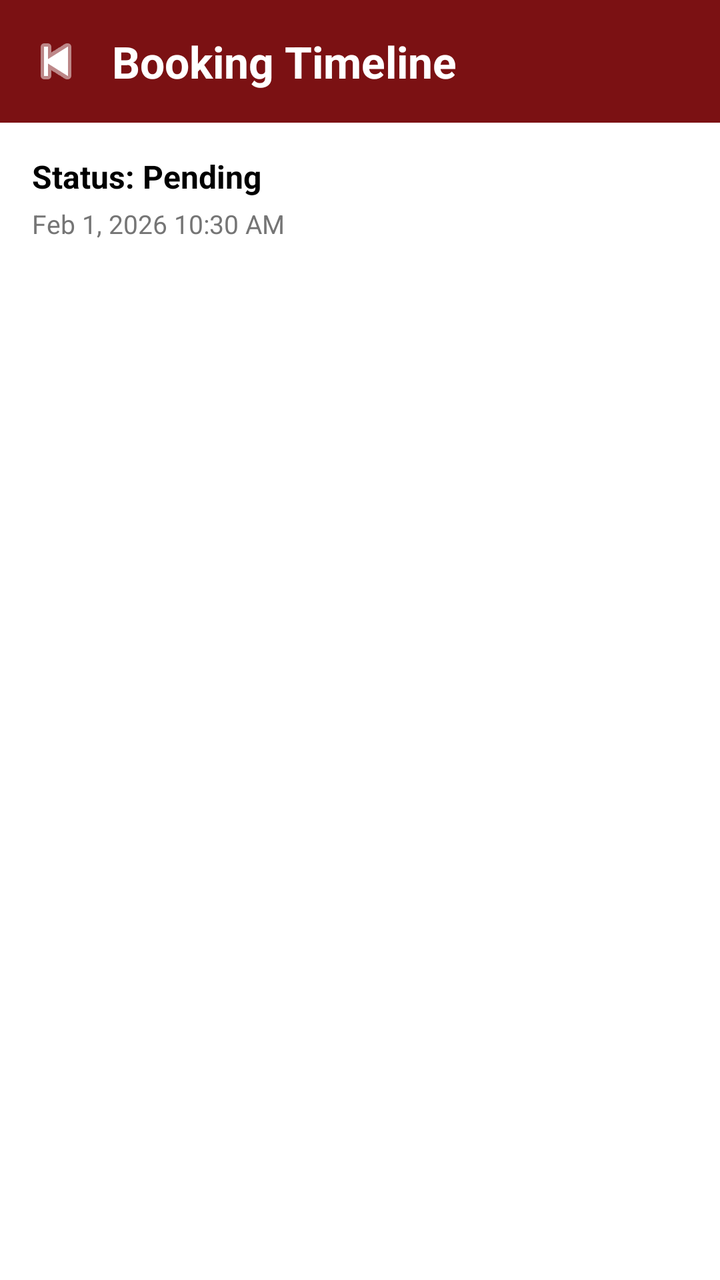
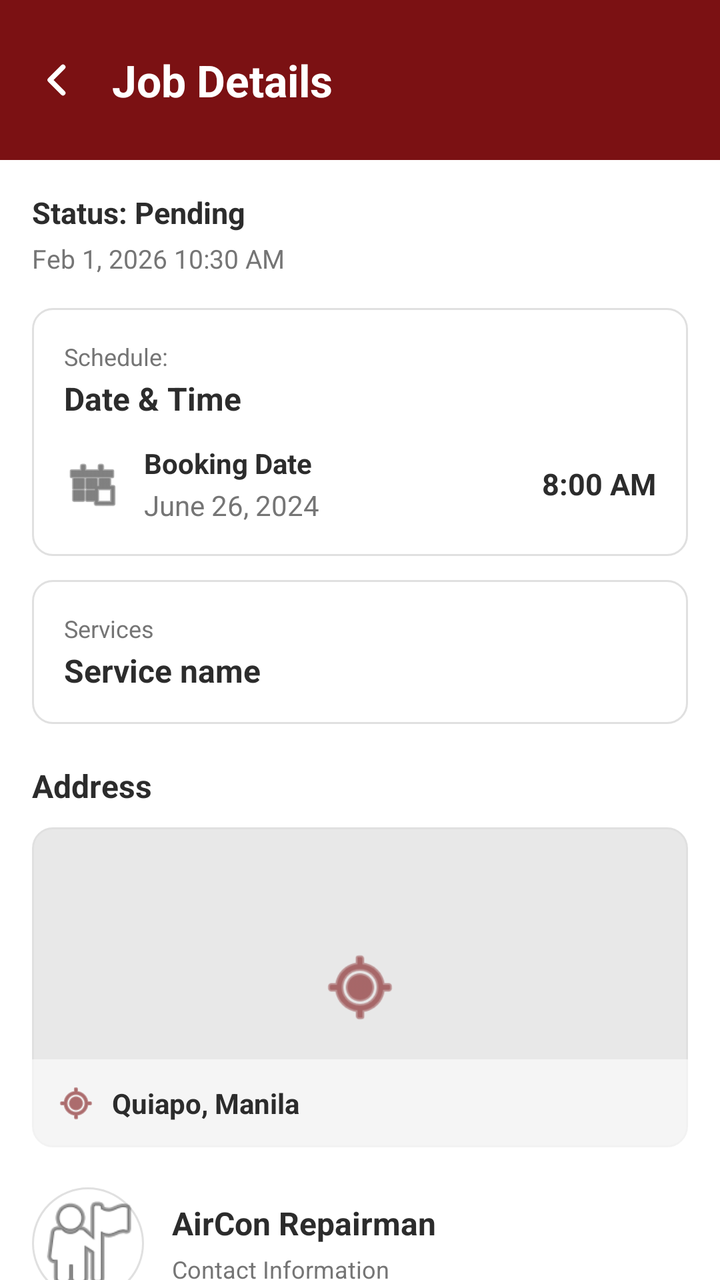

The first picture is an Android layout as it rendered before a commit; the second is the same layout after the commit. The layout source and the unified diff follow.
<!-- AndroidManifest.xml: application theme Theme.FixItFinderApp -->
<!-- res/layout/activity_booking_timeline.xml -->
<?xml version="1.0" encoding="utf-8"?>
<androidx.constraintlayout.widget.ConstraintLayout
    xmlns:android="http://schemas.android.com/apk/res/android"
    xmlns:app="http://schemas.android.com/apk/res-auto"
    android:layout_width="match_parent"
    android:layout_height="match_parent"
    android:background="@color/white">

    <LinearLayout
        android:id="@+id/headerLayout"
        android:layout_width="match_parent"
        android:layout_height="wrap_content"
        android:orientation="horizontal"
        android:background="@color/color_primary"
        android:padding="16dp"
        android:gravity="center_vertical"
        app:layout_constraintTop_toTopOf="parent"
        app:layout_constraintStart_toStartOf="parent"
        app:layout_constraintEnd_toEndOf="parent">

        <ImageButton
            android:id="@+id/btnBack"
            android:layout_width="24dp"
            android:layout_height="24dp"
            android:src="@android:drawable/ic_media_previous"
            android:tint="@color/white"
            android:padding="4dp"
            android:background="?attr/selectableItemBackgroundBorderless"
            android:contentDescription="Back"
            android:layout_marginEnd="16dp" />

        <TextView
            android:id="@+id/tvHeaderTitle"
            android:layout_width="0dp"
            android:layout_height="wrap_content"
            android:layout_weight="1"
            android:text="Booking Timeline"
            android:textSize="22sp"
            android:textStyle="bold"
            android:textColor="@color/white" />
    </LinearLayout>

    <TextView
        android:id="@+id/tvCurrentStatus"
        android:layout_width="0dp"
        android:layout_height="wrap_content"
        android:text="Status: Pending"
        android:textSize="16sp"
        android:textStyle="bold"
        android:textColor="@android:color/black"
        android:layout_marginTop="16dp"
        android:layout_marginStart="16dp"
        android:layout_marginEnd="16dp"
        app:layout_constraintTop_toBottomOf="@id/headerLayout"
        app:layout_constraintStart_toStartOf="parent"
        app:layout_constraintEnd_toEndOf="parent" />

    <TextView
        android:id="@+id/tvCurrentStatusTime"
        android:layout_width="0dp"
        android:layout_height="wrap_content"
        android:text="Feb 1, 2026 10:30 AM"
        android:textSize="13sp"
        android:textColor="#757575"
        android:layout_marginTop="4dp"
        android:layout_marginStart="16dp"
        android:layout_marginEnd="16dp"
        app:layout_constraintTop_toBottomOf="@id/tvCurrentStatus"
        app:layout_constraintStart_toStartOf="parent"
        app:layout_constraintEnd_toEndOf="parent" />

    <androidx.recyclerview.widget.RecyclerView
        android:id="@+id/recyclerTimeline"
        android:layout_width="0dp"
        android:layout_height="0dp"
        android:layout_marginTop="12dp"
        android:layout_marginStart="16dp"
        android:layout_marginEnd="16dp"
        android:layout_marginBottom="16dp"
        app:layout_constraintTop_toBottomOf="@id/tvCurrentStatusTime"
        app:layout_constraintStart_toStartOf="parent"
        app:layout_constraintEnd_toEndOf="parent"
        app:layout_constraintBottom_toBottomOf="parent" />

    <TextView
        android:id="@+id/tvEmptyTimeline"
        android:layout_width="0dp"
        android:layout_height="wrap_content"
        android:text="No timeline available."
        android:textSize="14sp"
        android:textColor="#757575"
        android:gravity="center"
        android:visibility="gone"
        app:layout_constraintTop_toBottomOf="@id/tvCurrentStatusTime"
        app:layout_constraintStart_toStartOf="parent"
        app:layout_constraintEnd_toEndOf="parent"
        app:layout_constraintBottom_toBottomOf="parent" />

</androidx.constraintlayout.widget.ConstraintLayout>
<!-- resources referenced by this layout -->
<resources>
  <color name="color_primary">#7B1113</color>
  <color name="white">#FFFFFFFF</color>
  <style name="Theme.FixItFinderApp" parent="Base.Theme.FixItFinderApp" />
  <style name="Base.Theme.FixItFinderApp" parent="Theme.Material3.DayNight.NoActionBar">
          <item name="colorPrimary">@color/color_primary</item>
          <item name="colorSecondary">@color/color_secondary</item>
          <item name="colorSurface">@color/color_background</item>
          <item name="colorOnSurface">@color/color_text_dark</item>
          <item name="colorPrimaryContainer">@color/color_primary</item>
          <item name="colorOnPrimary">@color/color_background</item>
      </style>
  <color name="color_secondary">#825037</color>
  <color name="color_background">#FFFFFF</color>
  <color name="color_text_dark">#2C2C2C</color>
</resources>

<!-- the commit's change to res/layout/activity_booking_timeline.xml (unified diff, before → after) -->
@@ -10,90 +10,398 @@
         android:id="@+id/headerLayout"
         android:layout_width="match_parent"
         android:layout_height="wrap_content"
+        android:background="@color/color_primary"
+        android:gravity="center_vertical"
         android:orientation="horizontal"
-        android:background="@color/color_primary"
         android:padding="16dp"
-        android:gravity="center_vertical"
-        app:layout_constraintTop_toTopOf="parent"
+        app:layout_constraintEnd_toEndOf="parent"
         app:layout_constraintStart_toStartOf="parent"
-        app:layout_constraintEnd_toEndOf="parent">
+        app:layout_constraintTop_toTopOf="parent">
 
         <ImageButton
             android:id="@+id/btnBack"
-            android:layout_width="24dp"
-            android:layout_height="24dp"
-            android:src="@android:drawable/ic_media_previous"
-            android:tint="@color/white"
-            android:padding="4dp"
+            android:layout_width="@dimen/back_btn_width"
+            android:layout_height="@dimen/back_btn_height"
+            android:layout_marginEnd="16dp"
             android:background="?attr/selectableItemBackgroundBorderless"
             android:contentDescription="Back"
-            android:layout_marginEnd="16dp" />
+            android:padding="4dp"
+            android:src="@drawable/ic_back_chevron"
+            android:tint="@color/white" />
 
         <TextView
             android:id="@+id/tvHeaderTitle"
             android:layout_width="0dp"
             android:layout_height="wrap_content"
             android:layout_weight="1"
-            android:text="Booking Timeline"
+            android:text="Job Details"
+            android:textColor="@color/white"
             android:textSize="22sp"
-            android:textStyle="bold"
-            android:textColor="@color/white" />
+            android:textStyle="bold" />
     </LinearLayout>
 
-    <TextView
-        android:id="@+id/tvCurrentStatus"
-        android:layout_width="0dp"
-        android:layout_height="wrap_content"
-        android:text="Status: Pending"
-        android:textSize="16sp"
-        android:textStyle="bold"
-        android:textColor="@android:color/black"
-        android:layout_marginTop="16dp"
-        android:layout_marginStart="16dp"
-        android:layout_marginEnd="16dp"
-        app:layout_constraintTop_toBottomOf="@id/headerLayout"
-        app:layout_constraintStart_toStartOf="parent"
-        app:layout_constraintEnd_toEndOf="parent" />
-
-    <TextView
-        android:id="@+id/tvCurrentStatusTime"
-        android:layout_width="0dp"
-        android:layout_height="wrap_content"
-        android:text="Feb 1, 2026 10:30 AM"
-        android:textSize="13sp"
-        android:textColor="#757575"
-        android:layout_marginTop="4dp"
-        android:layout_marginStart="16dp"
-        android:layout_marginEnd="16dp"
-        app:layout_constraintTop_toBottomOf="@id/tvCurrentStatus"
-        app:layout_constraintStart_toStartOf="parent"
-        app:layout_constraintEnd_toEndOf="parent" />
-
-    <androidx.recyclerview.widget.RecyclerView
-        android:id="@+id/recyclerTimeline"
+    <androidx.core.widget.NestedScrollView
         android:layout_width="0dp"
         android:layout_height="0dp"
-        android:layout_marginTop="12dp"
-        android:layout_marginStart="16dp"
-        android:layout_marginEnd="16dp"
-        android:layout_marginBottom="16dp"
-        app:layout_constraintTop_toBottomOf="@id/tvCurrentStatusTime"
+        android:clipToPadding="false"
+        android:fillViewport="true"
+        app:layout_constraintBottom_toBottomOf="parent"
+        app:layout_constraintEnd_toEndOf="parent"
         app:layout_constraintStart_toStartOf="parent"
-        app:layout_constraintEnd_toEndOf="parent"
-        app:layout_constraintBottom_toBottomOf="parent" />
-
-    <TextView
-        android:id="@+id/tvEmptyTimeline"
-        android:layout_width="0dp"
-        android:layout_height="wrap_content"
-        android:text="No timeline available."
-        android:textSize="14sp"
-        android:textColor="#757575"
-        android:gravity="center"
-        android:visibility="gone"
-        app:layout_constraintTop_toBottomOf="@id/tvCurrentStatusTime"
-        app:layout_constraintStart_toStartOf="parent"
-        app:layout_constraintEnd_toEndOf="parent"
-        app:layout_constraintBottom_toBottomOf="parent" />
+        app:layout_constraintTop_toBottomOf="@id/headerLayout">
+
+        <LinearLayout
+            android:layout_width="match_parent"
+            android:layout_height="wrap_content"
+            android:orientation="vertical"
+            android:paddingStart="16dp"
+            android:paddingTop="16dp"
+            android:paddingEnd="16dp"
+            android:paddingBottom="24dp">
+
+            <TextView
+                android:id="@+id/tvCurrentStatus"
+                android:layout_width="match_parent"
+                android:layout_height="wrap_content"
+                android:text="Status: Pending"
+                android:textColor="@color/color_text_dark"
+                android:textSize="15sp"
+                android:textStyle="bold" />
+
+            <TextView
+                android:id="@+id/tvCurrentStatusTime"
+                android:layout_width="match_parent"
+                android:layout_height="wrap_content"
+                android:layout_marginTop="4dp"
+                android:text="Feb 1, 2026 10:30 AM"
+                android:textColor="@color/text_gray"
+                android:textSize="13sp" />
+
+            
+            <LinearLayout
+                android:layout_width="match_parent"
+                android:layout_height="wrap_content"
+                android:layout_marginTop="16dp"
+                android:background="@drawable/bg_job_detail_card"
+                android:orientation="vertical"
+                android:padding="16dp">
+
+                <TextView
+                    android:layout_width="wrap_content"
+                    android:layout_height="wrap_content"
+                    android:text="Schedule:"
+                    android:textColor="@color/text_gray"
+                    android:textSize="12sp" />
+
+                <TextView
+                    android:layout_width="wrap_content"
+                    android:layout_height="wrap_content"
+                    android:layout_marginTop="2dp"
+                    android:text="Date &amp; Time"
+                    android:textColor="@color/color_text_dark"
+                    android:textSize="16sp"
+                    android:textStyle="bold" />
+
+                <LinearLayout
+                    android:layout_width="match_parent"
+                    android:layout_height="wrap_content"
+                    android:layout_marginTop="12dp"
+                    android:gravity="center_vertical"
+                    android:orientation="horizontal">
+
+                    <ImageView
+                        android:layout_width="28dp"
+                        android:layout_height="28dp"
+                        android:contentDescription=""
+                        android:src="@android:drawable/ic_menu_today"
+                        android:tint="@color/color_text_dark" />
+
+                    <LinearLayout
+                        android:layout_width="0dp"
+                        android:layout_height="wrap_content"
+                        android:layout_marginStart="12dp"
+                        android:layout_weight="1"
+                        android:orientation="vertical">
+
+                        <TextView
+                            android:layout_width="wrap_content"
+                            android:layout_height="wrap_content"
+                            android:text="Booking Date"
+                            android:textColor="@color/color_text_dark"
+                            android:textSize="14sp"
+                            android:textStyle="bold" />
+
+                        <TextView
+                            android:id="@+id/tvScheduleDate"
+                            android:layout_width="wrap_content"
+                            android:layout_height="wrap_content"
+                            android:layout_marginTop="2dp"
+                            android:text="June 26, 2024"
+                            android:textColor="@color/text_gray"
+                            android:textSize="14sp" />
+                    </LinearLayout>
+
+                    <TextView
+                        android:id="@+id/tvScheduleTime"
+                        android:layout_width="wrap_content"
+                        android:layout_height="wrap_content"
+                        android:text="8:00 AM"
+                        android:textColor="@color/color_text_dark"
+                        android:textSize="15sp"
+                        android:textStyle="bold" />
+                </LinearLayout>
+            </LinearLayout>
+
+            
+            <LinearLayout
+                android:layout_width="match_parent"
+                android:layout_height="wrap_content"
+                android:layout_marginTop="12dp"
+                android:background="@drawable/bg_job_detail_card"
+                android:orientation="vertical"
+                android:padding="16dp">
+
+                <TextView
+                    android:layout_width="wrap_content"
+                    android:layout_height="wrap_content"
+                    android:text="Services"
+                    android:textColor="@color/text_gray"
+                    android:textSize="12sp" />
+
+                <TextView
+                    android:id="@+id/tvServiceName"
+                    android:layout_width="match_parent"
+                    android:layout_height="wrap_content"
+                    android:layout_marginTop="2dp"
+                    android:text="Service name"
+                    android:textColor="@color/color_text_dark"
+                    android:textSize="16sp"
+                    android:textStyle="bold" />
+            </LinearLayout>
+
+            <TextView
+                android:layout_width="match_parent"
+                android:layout_height="wrap_content"
+                android:layout_marginTop="20dp"
+                android:text="Address"
+                android:textColor="@color/color_text_dark"
+                android:textSize="16sp"
+                android:textStyle="bold" />
+
+            <FrameLayout
+                android:layout_width="match_parent"
+                android:layout_height="160dp"
+                android:layout_marginTop="10dp"
+                android:background="@drawable/bg_job_map_placeholder">
+
+                <ImageView
+                    android:layout_width="40dp"
+                    android:layout_height="40dp"
+                    android:layout_gravity="center"
+                    android:contentDescription=""
+                    android:src="@android:drawable/ic_menu_mylocation"
+                    android:tint="@color/color_primary" />
+
+                <LinearLayout
+                    android:layout_width="match_parent"
+                    android:layout_height="wrap_content"
+                    android:layout_gravity="bottom"
+                    android:background="#99FFFFFF"
+                    android:gravity="center_vertical"
+                    android:orientation="horizontal"
+                    android:padding="12dp">
+
+                    <ImageView
+                        android:layout_width="20dp"
+                        android:layout_height="20dp"
+                        android:contentDescription=""
+                        android:src="@android:drawable/ic_menu_mylocation"
+                        android:tint="@color/color_primary" />
+
+                    <TextView
+                        android:id="@+id/tvAddressLine"
+                        android:layout_width="0dp"
+                        android:layout_height="wrap_content"
+                        android:layout_marginStart="8dp"
+                        android:layout_weight="1"
+                        android:text="Quiapo, Manila"
+                        android:textColor="@color/color_text_dark"
+                        android:textSize="14sp"
+                        android:textStyle="bold" />
+                </LinearLayout>
+            </FrameLayout>
+
+            
+            <LinearLayout
+                android:layout_width="match_parent"
+                android:layout_height="wrap_content"
+                android:layout_marginTop="20dp"
+                android:gravity="center_vertical"
+                android:orientation="horizontal">
+
+                <ImageView
+                    android:id="@+id/ivProviderPhoto"
+                    android:layout_width="56dp"
+                    android:layout_height="56dp"
+                    android:background="@drawable/bg_profile_circle"
+                    android:contentDescription="Provider"
+                    android:scaleType="centerCrop"
+                    android:src="@android:drawable/ic_menu_myplaces" />
+
+                <LinearLayout
+                    android:layout_width="0dp"
+                    android:layout_height="wrap_content"
+                    android:layout_marginStart="14dp"
+                    android:layout_weight="1"
+                    android:orientation="vertical">
+
+                    <TextView
+                        android:id="@+id/tvProviderName"
+                        android:layout_width="match_parent"
+                        android:layout_height="wrap_content"
+                        android:text="AirCon Repairman"
+                        android:textColor="@color/color_text_dark"
+                        android:textSize="16sp"
+                        android:textStyle="bold" />
+
+                    <TextView
+                        android:id="@+id/tvProviderContact"
+                        android:layout_width="match_parent"
+                        android:layout_height="wrap_content"
+                        android:layout_marginTop="4dp"
+                        android:text="@string/contact_information"
+                        android:textColor="@color/text_gray"
+                        android:textSize="12sp" />
+                </LinearLayout>
+            </LinearLayout>
+
+            <LinearLayout
+                android:id="@+id/layoutBookingActions"
+                android:layout_width="match_parent"
+                android:layout_height="wrap_content"
+                android:layout_marginTop="20dp"
+                android:orientation="vertical"
+                android:visibility="gone">
+
+                <Button
+                    android:id="@+id/btnCancelBooking"
+                    android:layout_width="match_parent"
+                    android:layout_height="48dp"
+                    android:backgroundTint="@color/subscription_maroon"
+                    android:text="Cancel Booking"
+                    android:textAllCaps="false"
+                    android:textColor="@color/white"
+                    android:textStyle="bold" />
+
+                <Button
+                    android:id="@+id/btnRateBooking"
+                    android:layout_width="match_parent"
+                    android:layout_height="48dp"
+                    android:layout_marginTop="10dp"
+                    android:backgroundTint="@color/color_primary"
+                    android:text="Rate Service"
+                    android:textAllCaps="false"
+                    android:textColor="@color/white" />
+            </LinearLayout>
+
+            <TextView
+                android:layout_width="match_parent"
+                android:layout_height="wrap_content"
+                android:layout_marginTop="24dp"
+                android:text="Booking Summary"
+                android:textColor="@color/color_text_dark"
+                android:textSize="16sp"
+                android:textStyle="bold" />
+
+            <LinearLayout
+                android:layout_width="match_parent"
+                android:layout_height="wrap_content"
+                android:layout_marginTop="10dp"
+                android:orientation="horizontal">
+
+                <LinearLayout
+                    android:layout_width="0dp"
+                    android:layout_height="wrap_content"
+                    android:layout_marginEnd="8dp"
+                    android:layout_weight="1"
+                    android:background="@drawable/bg_job_detail_card"
+                    android:orientation="vertical"
+                    android:padding="14dp">
+
+                    <TextView
+                        android:layout_width="wrap_content"
+                        android:layout_height="wrap_content"
+                        android:text="Total Cost"
+                        android:textColor="@color/text_gray"
+                        android:textSize="12sp" />
+
+                    <TextView
+                        android:id="@+id/tvTotalCost"
+                        android:layout_width="wrap_content"
+                        android:layout_height="wrap_content"
+                        android:layout_marginTop="6dp"
+                        android:text="₱2,500"
+                        android:textColor="@color/color_text_dark"
+                        android:textSize="20sp"
+                        android:textStyle="bold" />
+                </LinearLayout>
+
+                <LinearLayout
+                    android:layout_width="0dp"
+                    android:layout_height="wrap_content"
+                    android:layout_marginStart="8dp"
+                    android:layout_weight="1"
+                    android:background="@drawable/bg_job_detail_card"
+                    android:orientation="vertical"
+                    android:padding="14dp">
+
+                    <TextView
+                        android:layout_width="wrap_content"
+                        android:layout_height="wrap_content"
+                        android:text="Booking ID"
+                        android:textColor="@color/text_gray"
+                        android:textSize="12sp" />
+
+                    <TextView
+                        android:id="@+id/tvBookingIdDisplay"
+                        android:layout_width="wrap_content"
+                        android:layout_height="wrap_content"
+                        android:layout_marginTop="6dp"
+                        android:text="ACS - 001"
+                        android:textColor="@color/color_text_dark"
+                        android:textSize="16sp"
+                        android:textStyle="bold" />
+                </LinearLayout>
+            </LinearLayout>
+
+            <TextView
+                android:layout_width="match_parent"
+                android:layout_height="wrap_content"
+                android:layout_marginTop="24dp"
+                android:text="Updates"
+                android:textColor="@color/color_text_dark"
+                android:textSize="15sp"
+                android:textStyle="bold" />
+
+            <androidx.recyclerview.widget.RecyclerView
+                android:id="@+id/recyclerTimeline"
+                android:layout_width="match_parent"
+                android:layout_height="wrap_content"
+                android:layout_marginTop="8dp"
+                android:nestedScrollingEnabled="false"
+                android:overScrollMode="never" />
+
+            <TextView
+                android:id="@+id/tvEmptyTimeline"
+                android:layout_width="match_parent"
+                android:layout_height="wrap_content"
+                android:layout_marginTop="8dp"
+                android:gravity="center"
+                android:text="No timeline available."
+                android:textColor="@color/text_gray"
+                android:textSize="14sp"
+                android:visibility="gone" />
+        </LinearLayout>
+    </androidx.core.widget.NestedScrollView>
 
 </androidx.constraintlayout.widget.ConstraintLayout>
<!-- resource entries referenced after the edit -->
@@ -2,6 +2,53 @@
 <resources>
   <color name="color_primary">#7B1113</color>
   <color name="white">#FFFFFFFF</color>
+  <dimen name="back_btn_height">48dp</dimen>
+  <dimen name="back_btn_width">24dp</dimen>
+  <!-- drawable bg_job_detail_card (drawable) -->
+  <?xml version="1.0" encoding="utf-8"?>
+  <shape xmlns:android="http://schemas.android.com/apk/res/android"
+      android:shape="rectangle">
+      <solid android:color="@android:color/white" />
+      <corners android:radius="10dp" />
+      <stroke
+          android:width="1dp"
+          android:color="#E0E0E0" />
+  </shape>
+  <!-- drawable bg_job_map_placeholder (drawable) -->
+  <?xml version="1.0" encoding="utf-8"?>
+  <shape xmlns:android="http://schemas.android.com/apk/res/android"
+      android:shape="rectangle">
+      <solid android:color="#E8E8E8" />
+      <corners android:radius="10dp" />
+      <stroke
+          android:width="1dp"
+          android:color="#E0E0E0" />
+  </shape>
+  <!-- drawable bg_profile_circle (drawable) -->
+  <?xml version="1.0" encoding="utf-8"?>
+  <shape xmlns:android="http://schemas.android.com/apk/res/android"
+      android:shape="oval">
+      <solid android:color="@android:color/white" />
+      <stroke
+          android:width="1dp"
+          android:color="#E0E0E0" />
+  </shape>
+  <!-- drawable ic_back_chevron (drawable) -->
+  <?xml version="1.0" encoding="utf-8"?>
+  <vector xmlns:android="http://schemas.android.com/apk/res/android"
+      android:width="24dp"
+      android:height="24dp"
+      android:viewportWidth="24"
+      android:viewportHeight="24">
+      <path
+          android:fillColor="@android:color/transparent"
+          android:strokeColor="#000000"
+          android:strokeWidth="2.5"
+          android:strokeLineCap="round"
+          android:strokeLineJoin="round"
+          android:pathData="M15.5,5.5 L9,12 L15.5,18.5" />
+  </vector>
+  <string name="contact_information">Contact Information</string>
   <style name="Theme.FixItFinderApp" parent="Base.Theme.FixItFinderApp" />
   <style name="Base.Theme.FixItFinderApp" parent="Theme.Material3.DayNight.NoActionBar">
           <item name="colorPrimary">@color/color_primary</item>
@@ -14,5 +61,7 @@
   <color name="color_secondary">#825037</color>
   <color name="color_background">#FFFFFF</color>
   <color name="color_text_dark">#2C2C2C</color>
+  <color name="subscription_maroon">#70261D</color>
+  <color name="text_gray">#757575</color>
 </resources>
 
